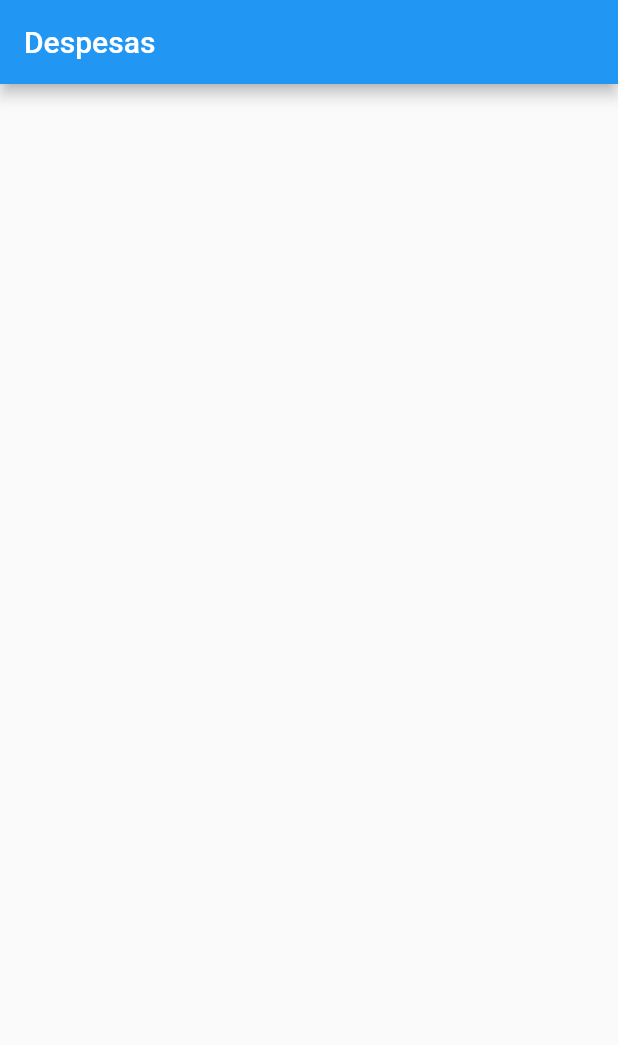
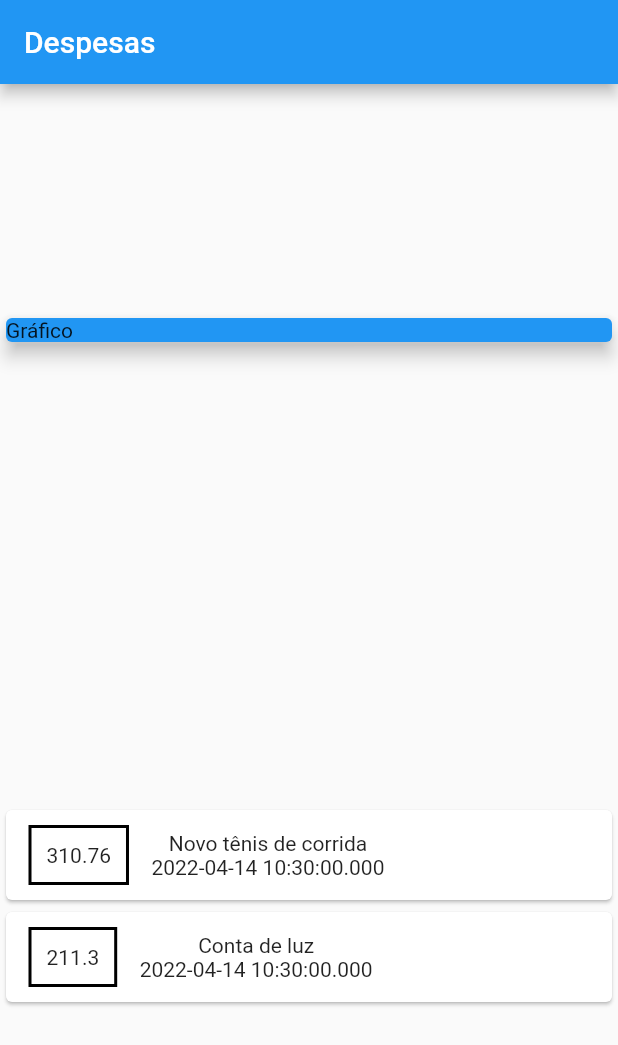
Before and after one commit to rikeealmeida/finance_app, a Flutter app: the screen it shows after launch, on a phone screen of 412 x 824 dp. Shown: the top 1045 px of the screen. Run offline on Flutter 3.47's test engine with Material 2 defaults, Android fonts, the phone set to English and light mode, and no system bars.

Commit message:
construindo tela principal

```diff
--- /dev/null
+++ b/lib/ models/transaction_model.dart
@@ -0,0 +1,13 @@
+class Transaction {
+  final String id;
+  final String title;
+  final double value;
+  final DateTime date;
+
+  Transaction({
+    this.id,
+    this.title,
+    this.value,
+    this.date,
+  });
+}
--- a/lib/main.dart
+++ b/lib/main.dart
@@ -1,3 +1,4 @@
+import 'package:finance_app/%20models/transaction_model.dart';
 import 'package:flutter/material.dart';
 
 main() => runApp(
@@ -9,26 +10,78 @@ class FinanceApp extends StatelessWidget {
 
   @override
   Widget build(BuildContext context) {
-    return const MaterialApp(
+    return MaterialApp(
+      debugShowCheckedModeBanner: false,
       home: HomePage(),
     );
   }
 }
 
 class HomePage extends StatelessWidget {
-  const HomePage({Key key}) : super(key: key);
+  final _transactions = [
+    Transaction(
+      id: 't1',
+      title: 'Novo tênis de corrida',
+      value: 310.76,
+      date: DateTime.now(),
+    ),
+    Transaction(
+      id: 't1',
+      title: 'Conta de luz',
+      value: 211.30,
+      date: DateTime.now(),
+    )
+  ];
+  HomePage({Key key}) : super(key: key);
 
   @override
   Widget build(BuildContext context) {
     return Scaffold(
       appBar: AppBar(
-        title: Text('Despesas'),
+        title: const Text('Despesas'),
       ),
       body: Column(
+        mainAxisAlignment: MainAxisAlignment.spaceAround,
+        crossAxisAlignment: CrossAxisAlignment.stretch,
         children: [
-          Card(),
-          Card(),
-          Card(),
+          Container(
+            width: double.infinity,
+            child: const Card(
+              color: Colors.blue,
+              child: Text('Gráfico '),
+              elevation: 5,
+            ),
+          ),
+          Column(
+              children: _transactions.map((tr) {
+            return Card(
+              child: Row(
+                children: [
+                  Container(
+                    margin: const EdgeInsets.symmetric(
+                      horizontal: 15,
+                      vertical: 10,
+                    ),
+                    decoration: BoxDecoration(
+                      border: Border.all(color: Colors.black, width: 2),
+                    ),
+                    padding: EdgeInsets.all(10),
+                    child: Text(
+                      tr.value.toString(),
+                    ),
+                  ),
+                  Column(
+                    children: [
+                      Text(tr.title),
+                      Text(
+                        tr.date.toString(),
+                      ),
+                    ],
+                  )
+                ],
+              ),
+            );
+          }).toList()),
         ],
       ),
     );
```
Also changed, not shown: pubspec.lock.
